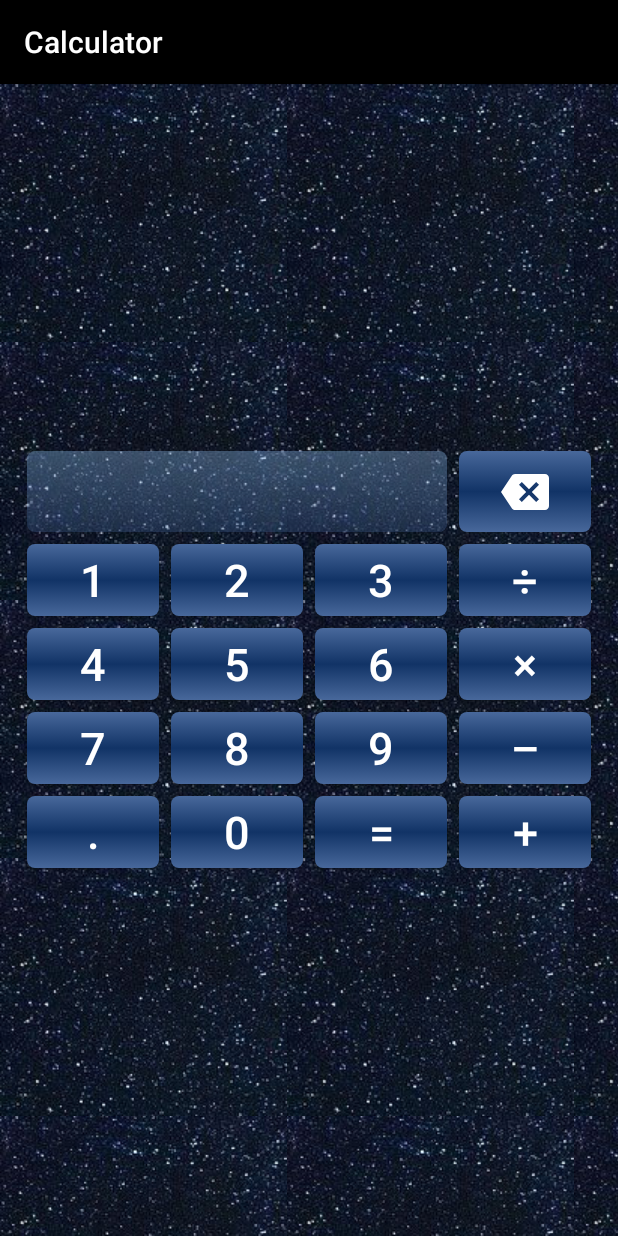
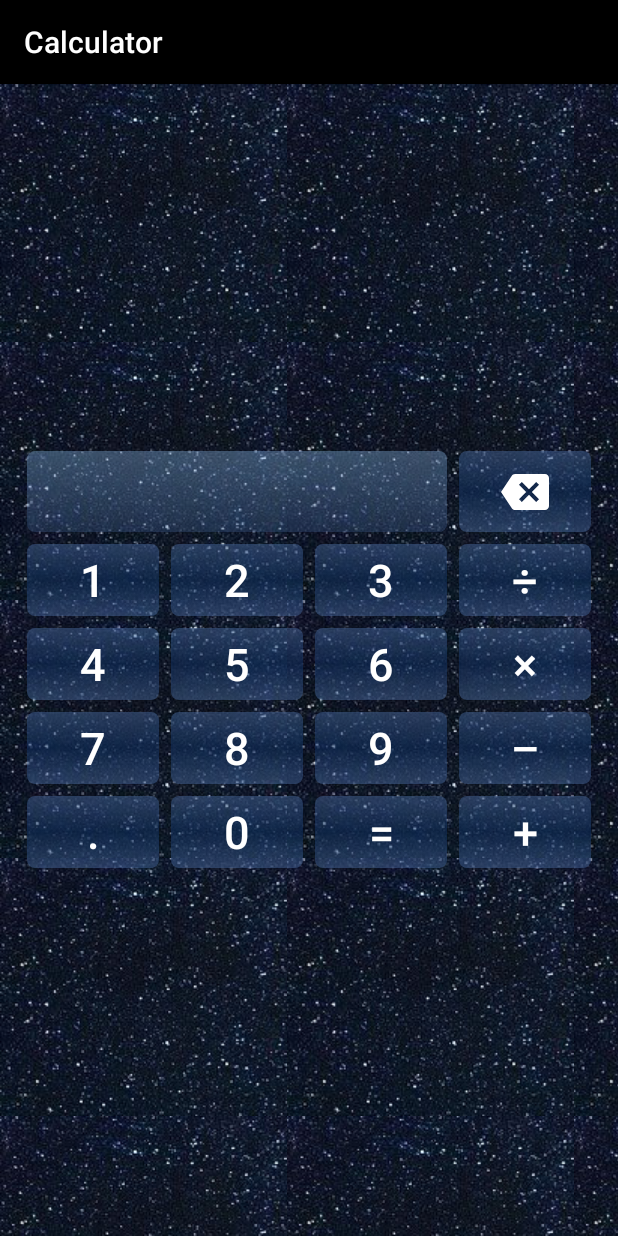
Before and after one commit to NeoSvet/Android1, an Android app: the screen it shows after launch (MainActivity), on a phone screen of 412 x 824 dp. Run offline under Robolectric (Android 15) with nearby library versions, the phone set to English and light mode, and no system bars.

Commit message:
added transparency for buttons

```diff
--- a/Calculator/src/main/res/drawable/button_norm.xml
+++ b/Calculator/src/main/res/drawable/button_norm.xml
@@ -3,8 +3,8 @@
     android:shape="rectangle">
     <gradient
         android:angle="270"
-        android:centerColor="#113366"
-        android:endColor="#48689b"
-        android:startColor="#48689b" />
+        android:centerColor="#80113366"
+        android:endColor="#8048689b"
+        android:startColor="#8048689b" />
     <corners android:radius="5dp" />
 </shape>
```
